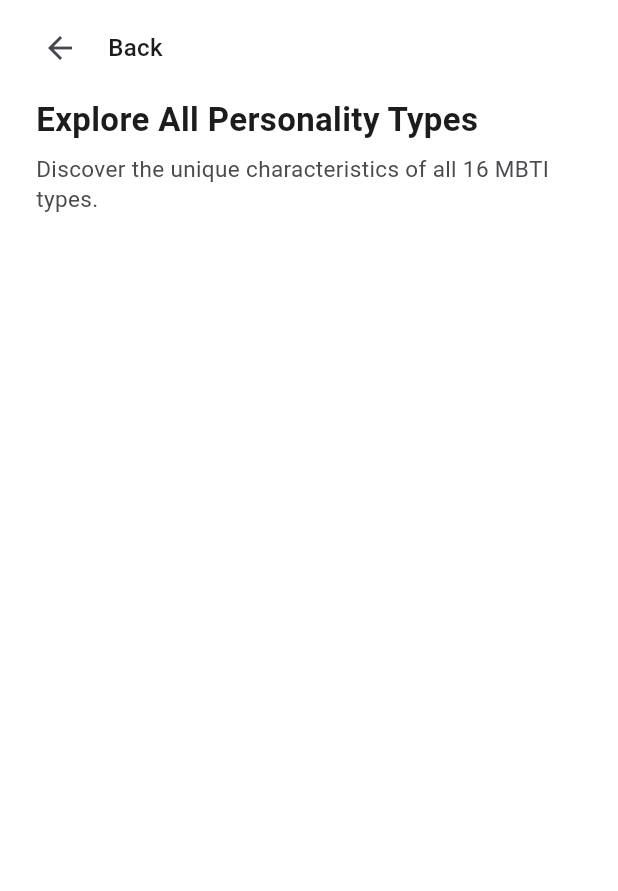
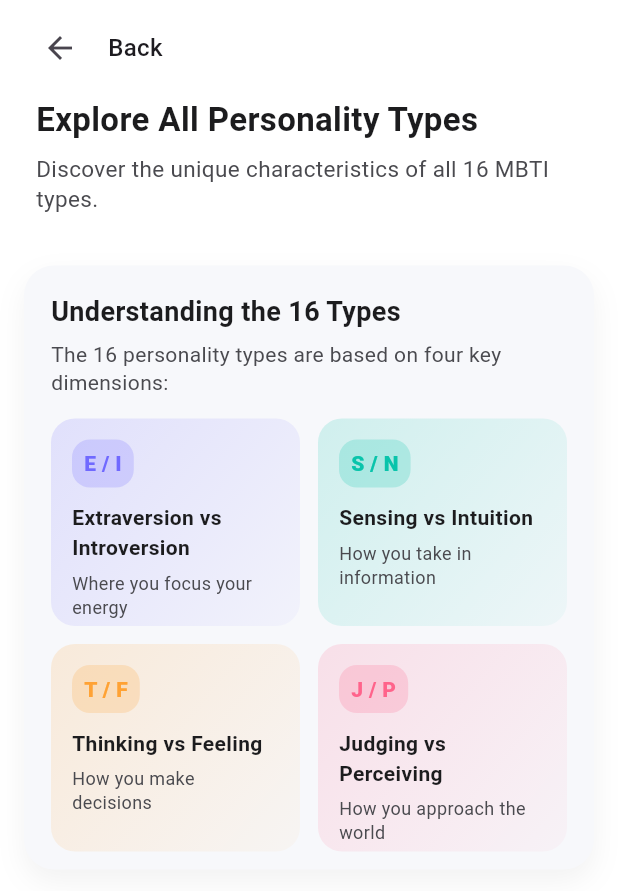
Before and after one commit to Exis10ce666/Mbti-app-, a Flutter app: the ExploreScreen screen opened directly with empty values, on a phone screen of 412 x 824 dp. Shown: the top 891 px of the screen. Run offline on Flutter 3.47's test engine with Material 3 defaults, Android fonts, the phone set to English and light mode, and no system bars.

Commit message:
Add MBTI dimension overview to explore screen

```diff
--- a/lib/screens/explore_screen.dart
+++ b/lib/screens/explore_screen.dart
@@ -21,10 +21,10 @@ class ExploreScreen extends StatelessWidget {
     return Scaffold(
       backgroundColor: Colors.white,
       body: SafeArea(
-        child: Column(
-          crossAxisAlignment: CrossAxisAlignment.start,
-          children: [
-            Padding(
+        child: CustomScrollView(
+          slivers: [
+            SliverToBoxAdapter(
+              child: Padding(
                 padding: const EdgeInsets.symmetric(horizontal: 16, vertical: 8),
                 child: Row(
                   children: [
@@ -40,7 +40,9 @@ class ExploreScreen extends StatelessWidget {
                   ],
                 ),
               ),
-            Padding(
+            ),
+            SliverToBoxAdapter(
+              child: Padding(
                 padding: const EdgeInsets.symmetric(horizontal: 24),
                 child: Column(
                   crossAxisAlignment: CrossAxisAlignment.start,
@@ -65,18 +67,19 @@ class ExploreScreen extends StatelessWidget {
                   ],
                 ),
               ),
-            const SizedBox(height: 12),
-            Expanded(
-              child: GridView.builder(
+            ),
+            const SliverPadding(padding: EdgeInsets.only(top: 12)),
+            SliverPadding(
               padding: const EdgeInsets.symmetric(horizontal: 16, vertical: 8),
+              sliver: SliverGrid(
                 gridDelegate: const SliverGridDelegateWithFixedCrossAxisCount(
                   crossAxisCount: 2,
                   crossAxisSpacing: 12,
                   mainAxisSpacing: 12,
                   childAspectRatio: 0.82,
                 ),
-                itemCount: types.length,
-                itemBuilder: (context, index) {
+                delegate: SliverChildBuilderDelegate(
+                  (context, index) {
                     final type = types[index];
                     final isSelected = currentType == type.id;
                     return _TypeCard(
@@ -85,10 +88,171 @@ class ExploreScreen extends StatelessWidget {
                       onTap: () => onSelect(type),
                     );
                   },
+                  childCount: types.length,
+                ),
+              ),
+            ),
+            const SliverToBoxAdapter(
+              child: _UnderstandingSection(),
+            ),
+            const SliverToBoxAdapter(
+              child: SizedBox(height: 18),
+            ),
+          ],
+        ),
+      ),
+    );
+  }
+}
+
+class _UnderstandingSection extends StatelessWidget {
+  const _UnderstandingSection();
+
+  @override
+  Widget build(BuildContext context) {
+    const cards = [
+      _DimensionCard(
+        title: 'E / I',
+        subtitle: 'Extraversion vs Introversion',
+        description: 'Where you focus your energy',
+        accent: Color(0xFF6B64FF),
+      ),
+      _DimensionCard(
+        title: 'S / N',
+        subtitle: 'Sensing vs Intuition',
+        description: 'How you take in information',
+        accent: Color(0xFF00C2A8),
+      ),
+      _DimensionCard(
+        title: 'T / F',
+        subtitle: 'Thinking vs Feeling',
+        description: 'How you make decisions',
+        accent: Color(0xFFFF9F2D),
+      ),
+      _DimensionCard(
+        title: 'J / P',
+        subtitle: 'Judging vs Perceiving',
+        description: 'How you approach the world',
+        accent: Color(0xFFFF5E87),
+      ),
+    ];
+
+    return Padding(
+      padding: const EdgeInsets.symmetric(horizontal: 16, vertical: 6),
+      child: Container(
+        decoration: BoxDecoration(
+          color: const Color(0xFFF7F8FB),
+          borderRadius: BorderRadius.circular(20),
+          boxShadow: [
+            BoxShadow(
+              color: Colors.black.withOpacity(0.05),
+              blurRadius: 16,
+              offset: const Offset(0, 8),
+            ),
+          ],
+        ),
+        padding: const EdgeInsets.fromLTRB(18, 18, 18, 12),
+        child: Column(
+          crossAxisAlignment: CrossAxisAlignment.start,
+          children: [
+            const Text(
+              'Understanding the 16 Types',
+              style: TextStyle(
+                fontSize: 18,
+                fontWeight: FontWeight.w700,
+                color: Color(0xFF1C1C1E),
+              ),
+            ),
+            const SizedBox(height: 6),
+            const Text(
+              'The 16 personality types are based on four key dimensions:',
+              style: TextStyle(
+                fontSize: 14,
+                color: Color(0xFF4A4A4F),
+                height: 1.35,
+              ),
+            ),
+            const SizedBox(height: 14),
+            GridView.builder(
+              shrinkWrap: true,
+              physics: const NeverScrollableScrollPhysics(),
+              gridDelegate: const SliverGridDelegateWithFixedCrossAxisCount(
+                crossAxisCount: 2,
+                crossAxisSpacing: 12,
+                mainAxisSpacing: 12,
+                childAspectRatio: 1.2,
+              ),
+              itemCount: cards.length,
+              itemBuilder: (context, index) => cards[index],
+            ),
+          ],
+        ),
+      ),
+    );
+  }
+}
+
+class _DimensionCard extends StatelessWidget {
+  const _DimensionCard({
+    required this.title,
+    required this.subtitle,
+    required this.description,
+    required this.accent,
+  });
+
+  final String title;
+  final String subtitle;
+  final String description;
+  final Color accent;
+
+  @override
+  Widget build(BuildContext context) {
+    return Container(
+      decoration: BoxDecoration(
+        gradient: LinearGradient(
+          colors: [accent.withOpacity(0.16), accent.withOpacity(0.04)],
+          begin: Alignment.topLeft,
+          end: Alignment.bottomRight,
+        ),
+        borderRadius: BorderRadius.circular(16),
+      ),
+      padding: const EdgeInsets.all(14),
+      child: Column(
+        crossAxisAlignment: CrossAxisAlignment.start,
+        children: [
+          Container(
+            padding: const EdgeInsets.symmetric(horizontal: 8, vertical: 6),
+            decoration: BoxDecoration(
+              color: accent.withOpacity(0.2),
+              borderRadius: BorderRadius.circular(12),
+            ),
+            child: Text(
+              title,
+              style: TextStyle(
+                fontWeight: FontWeight.w800,
+                color: accent.withOpacity(0.95),
+              ),
+            ),
+          ),
+          const SizedBox(height: 10),
+          Text(
+            subtitle,
+            style: const TextStyle(
+              fontSize: 14,
+              fontWeight: FontWeight.w700,
+              color: Color(0xFF1C1C1E),
+            ),
+          ),
+          const SizedBox(height: 6),
+          Text(
+            description,
+            style: const TextStyle(
+              fontSize: 12,
+              color: Color(0xFF4A4A4F),
+              height: 1.3,
             ),
           ),
         ],
-        ),
       ),
     );
   }
```
Lines whose indentation alone changed are shown as unchanged.
